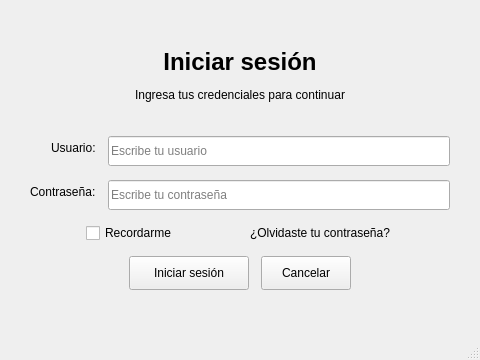
Above: login_mvc_project/ui/login_qtdesigner.ui from alttus-ti/matehuala_app_escritorio before the change. Below: the same form after it.
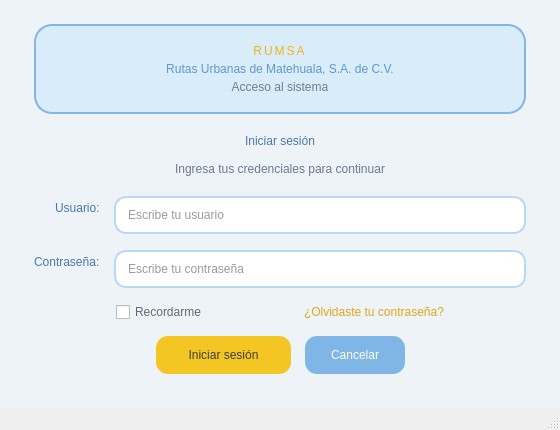
That is the form after the change.

Commit message: Login, Recarga, Alta

Patch:
```diff
--- a/login_mvc_project/ui/login_qtdesigner.ui
+++ b/login_mvc_project/ui/login_qtdesigner.ui
@@ -6,30 +6,185 @@
    <rect>
     <x>0</x>
     <y>0</y>
-    <width>480</width>
-    <height>360</height>
+    <width>560</width>
+    <height>430</height>
    </rect>
   </property>
   <property name="windowTitle">
    <string>Login</string>
   </property>
   <widget class="QWidget" name="centralwidget">
+   <property name="styleSheet">
+    <string notr="true">QWidget#centralwidget {
+    background-color: #EEF3F7;
+}
+
+QFrame#frameHeader {
+    background-color: #D9ECFA;
+    border: 2px solid #7FB6E6;
+    border-radius: 18px;
+}
+
+QLabel#labelBrand {
+    color: #F3B21A;
+    font: 700 28pt &quot;Arial&quot;;
+    letter-spacing: 2px;
+}
+
+QLabel#labelCompany {
+    color: #5E98CC;
+    font: 700 11pt &quot;Arial&quot;;
+}
+
+QLabel#labelWelcome {
+    color: #6F7E8B;
+    font: 10pt &quot;Arial&quot;;
+}
+
+QLabel#labelTitle {
+    color: #4979A9;
+    font: 700 18pt &quot;Arial&quot;;
+}
+
+QLabel#labelSubtitle {
+    color: #6B7B8C;
+    font: 10pt &quot;Arial&quot;;
+}
+
+QLabel#labelUser, QLabel#labelPassword {
+    color: #4979A9;
+    font: 700 10pt &quot;Arial&quot;;
+}
+
+QLineEdit {
+    background-color: #FFFFFF;
+    border: 2px solid #B8D8F3;
+    border-radius: 12px;
+    padding: 8px 10px;
+    color: #2E3A46;
+}
+
+QLineEdit:focus {
+    border: 2px solid #F3C623;
+}
+
+QCheckBox {
+    color: #5E6A77;
+    font: 9pt &quot;Arial&quot;;
+}
+
+QPushButton#pushButtonForgot {
+    color: #E2A61C;
+    font: 700 9pt &quot;Arial&quot;;
+    border: none;
+}
+
+QPushButton#pushButtonForgot:hover {
+    color: #C98900;
+}
+
+QPushButton#pushButtonLogin {
+    background-color: #F3C623;
+    color: #3D3D3D;
+    border: none;
+    border-radius: 12px;
+    font: 700 10pt &quot;Arial&quot;;
+    padding: 8px 16px;
+}
+
+QPushButton#pushButtonLogin:hover {
+    background-color: #E4B61A;
+}
+
+QPushButton#pushButtonCancel {
+    background-color: #7FB6E6;
+    color: #FFFFFF;
+    border: none;
+    border-radius: 12px;
+    font: 700 10pt &quot;Arial&quot;;
+    padding: 8px 16px;
+}
+
+QPushButton#pushButtonCancel:hover {
+    background-color: #6AA6DA;
+}</string>
+   </property>
    <layout class="QVBoxLayout" name="verticalLayout_main">
     <property name="spacing">
-     <number>12</number>
+     <number>14</number>
     </property>
     <property name="leftMargin">
-     <number>30</number>
+     <number>34</number>
     </property>
     <property name="topMargin">
-     <number>25</number>
+     <number>24</number>
     </property>
     <property name="rightMargin">
-     <number>30</number>
+     <number>34</number>
     </property>
     <property name="bottomMargin">
-     <number>25</number>
+     <number>24</number>
     </property>
+    <item>
+     <widget class="QFrame" name="frameHeader">
+      <property name="frameShape">
+       <enum>QFrame::StyledPanel</enum>
+      </property>
+      <property name="frameShadow">
+       <enum>QFrame::Raised</enum>
+      </property>
+      <layout class="QVBoxLayout" name="verticalLayout_header">
+       <property name="spacing">
+        <number>4</number>
+       </property>
+       <property name="leftMargin">
+        <number>18</number>
+       </property>
+       <property name="topMargin">
+        <number>18</number>
+       </property>
+       <property name="rightMargin">
+        <number>18</number>
+       </property>
+       <property name="bottomMargin">
+        <number>18</number>
+       </property>
+       <item>
+        <widget class="QLabel" name="labelBrand">
+         <property name="text">
+          <string>RUMSA</string>
+         </property>
+         <property name="alignment">
+          <set>Qt::AlignCenter</set>
+         </property>
+        </widget>
+       </item>
+       <item>
+        <widget class="QLabel" name="labelCompany">
+         <property name="text">
+          <string>Rutas Urbanas de Matehuala, S.A. de C.V.</string>
+         </property>
+         <property name="alignment">
+          <set>Qt::AlignCenter</set>
+         </property>
+         <property name="wordWrap">
+          <bool>true</bool>
+         </property>
+        </widget>
+       </item>
+       <item>
+        <widget class="QLabel" name="labelWelcome">
+         <property name="text">
+          <string>Acceso al sistema</string>
+         </property>
+         <property name="alignment">
+          <set>Qt::AlignCenter</set>
+         </property>
+        </widget>
+       </item>
+      </layout>
+     </widget>
+    </item>
     <item>
      <spacer name="verticalSpacerTop">
       <property name="orientation">
@@ -38,21 +193,13 @@
       <property name="sizeHint" stdset="0">
        <size>
         <width>20</width>
-        <height>10</height>
+        <height>6</height>
        </size>
       </property>
      </spacer>
     </item>
     <item>
      <widget class="QLabel" name="labelTitle">
-      <property name="font">
-       <font>
-        <family>Arial</family>
-        <pointsize>18</pointsize>
-        <bold>true</bold>
-        <weight>75</weight>
-       </font>
-      </property>
       <property name="text">
        <string>Iniciar sesión</string>
       </property>
@@ -79,7 +226,7 @@
       <property name="sizeHint" stdset="0">
        <size>
         <width>20</width>
-        <height>10</height>
+        <height>6</height>
        </size>
       </property>
      </spacer>
@@ -93,11 +240,11 @@
        <set>Qt::AlignHCenter|Qt::AlignTop</set>
       </property>
       <property name="horizontalSpacing">
-       <number>12</number>
-      </property>
-      <property name="verticalSpacing">
        <number>14</number>
       </property>
+      <property name="verticalSpacing">
+       <number>16</number>
+      </property>
       <item row="0" column="0">
        <widget class="QLabel" name="labelUser">
         <property name="text">
@@ -109,8 +256,8 @@
        <widget class="QLineEdit" name="lineEditUser">
         <property name="minimumSize">
          <size>
-          <width>220</width>
-          <height>30</height>
+          <width>260</width>
+          <height>38</height>
          </size>
         </property>
         <property name="placeholderText">
@@ -129,8 +276,8 @@
        <widget class="QLineEdit" name="lineEditPassword">
         <property name="minimumSize">
          <size>
-          <width>220</width>
-          <height>30</height>
+          <width>260</width>
+          <height>38</height>
          </size>
         </property>
         <property name="echoMode">
@@ -222,8 +369,8 @@
        <widget class="QPushButton" name="pushButtonLogin">
         <property name="minimumSize">
          <size>
-          <width>120</width>
-          <height>34</height>
+          <width>135</width>
+          <height>38</height>
          </size>
         </property>
         <property name="text">
@@ -235,8 +382,8 @@
        <widget class="QPushButton" name="pushButtonCancel">
         <property name="minimumSize">
          <size>
-          <width>90</width>
-          <height>34</height>
+          <width>100</width>
+          <height>38</height>
          </size>
         </property>
         <property name="text">
@@ -267,7 +414,7 @@
       <property name="sizeHint" stdset="0">
        <size>
         <width>20</width>
-        <height>20</height>
+        <height>10</height>
        </size>
       </property>
      </spacer>
```
Left out of the diff: 6 changed lines with no effect on the pictures. The commit also changes 28 other files.
